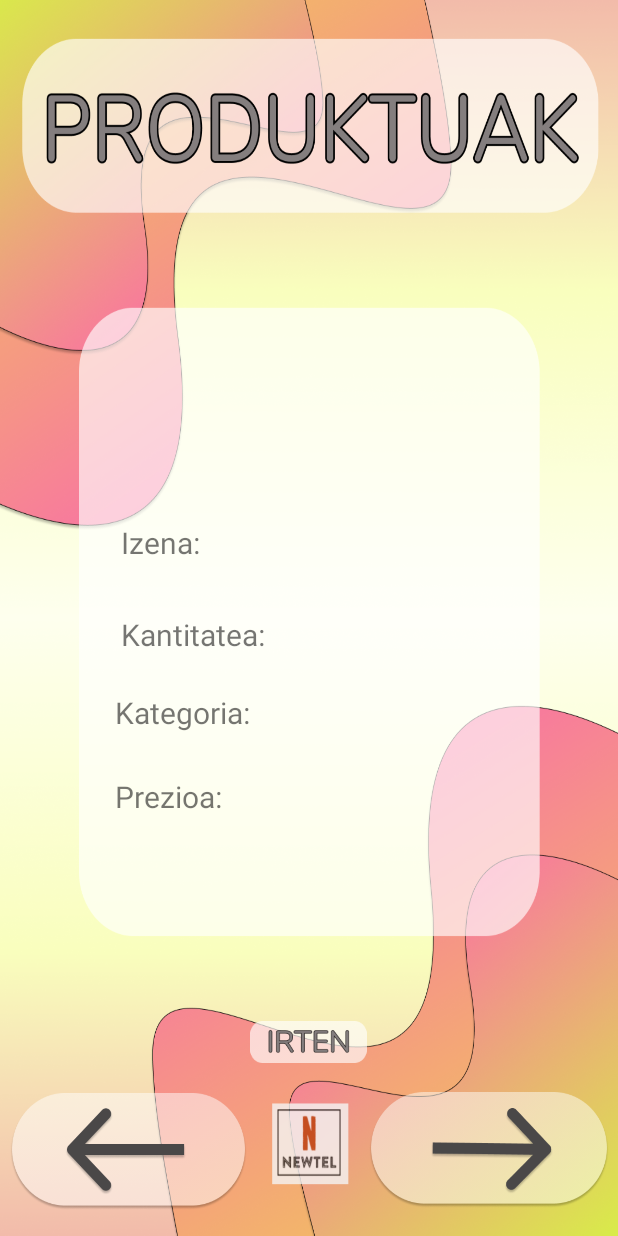
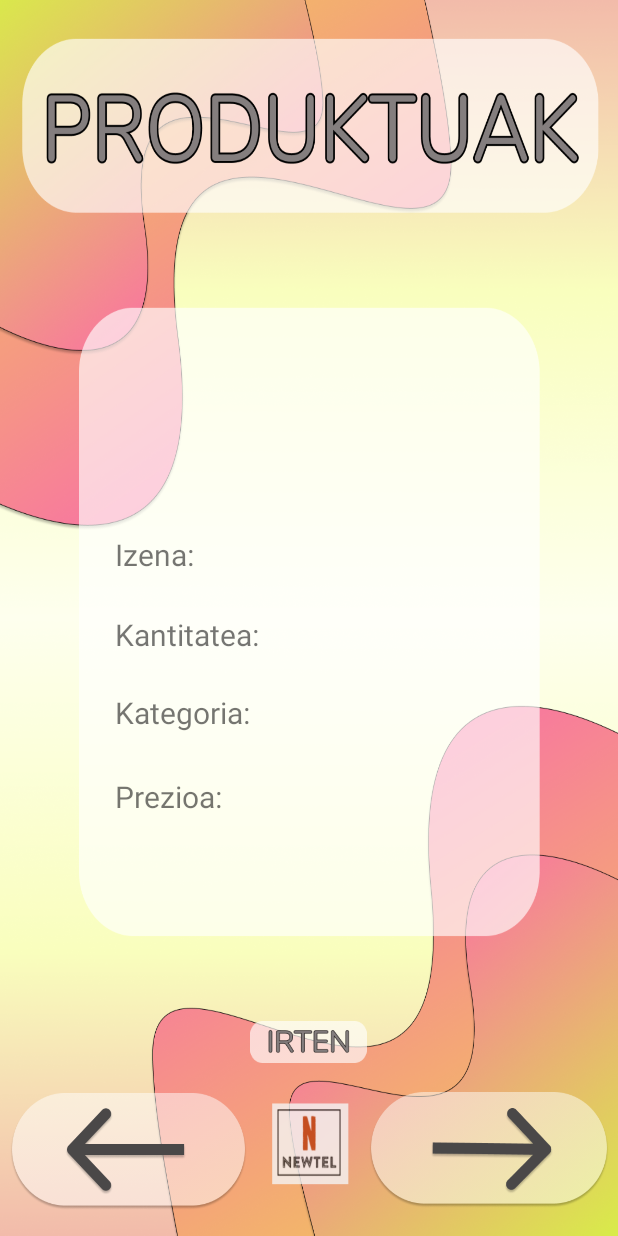
Before and after one commit to MaitaneG/DordokaRazing, an Android app: the layout fragment_second.xml on its own in the app's theme, with its tools: preview values and no code run, on a phone screen of 412 x 824 dp. Run offline under Robolectric (Android 15) with nearby library versions, the light colour scheme and no system bars.

Commit message:
Cambios pequeños

```diff
--- a/NewTelApp/app/src/main/res/layout/fragment_second.xml
+++ b/NewTelApp/app/src/main/res/layout/fragment_second.xml
@@ -50,17 +50,6 @@
     <!-- Produktua izena TextView -->
 
     <!-- Produktuaren izena agertzen da -->
-    <TextView
-        android:id="@+id/textViewIzena"
-        android:layout_width="wrap_content"
-        android:layout_height="wrap_content"
-        android:layout_marginStart="76dp"
-        android:text=" Izena: "
-        android:textSize="20sp"
-        app:layout_constraintBottom_toBottomOf="parent"
-        app:layout_constraintStart_toStartOf="parent"
-        app:layout_constraintTop_toTopOf="parent"
-        app:layout_constraintVertical_bias="0.437" />
 
     <!-- Produktua kategoria TextView -->
 
@@ -69,10 +58,22 @@
     <!-- Produktua prezioa TextView -->
 
     <TextView
+        android:id="@+id/textViewIzena"
+        android:layout_width="wrap_content"
+        android:layout_height="wrap_content"
+        android:layout_marginStart="72dp"
+        android:text=" Izena: "
+        android:textSize="20sp"
+        app:layout_constraintBottom_toBottomOf="parent"
+        app:layout_constraintStart_toStartOf="parent"
+        app:layout_constraintTop_toTopOf="parent"
+        app:layout_constraintVertical_bias="0.447" />
+
+    <TextView
         android:id="@+id/textViewIzena2"
         android:layout_width="wrap_content"
         android:layout_height="wrap_content"
-        android:layout_marginStart="76dp"
+        android:layout_marginStart="72dp"
         android:text=" Kantitatea: "
         android:textSize="20sp"
         app:layout_constraintBottom_toBottomOf="parent"
@@ -87,10 +88,10 @@
         android:textSize="20sp"
         app:layout_constraintBottom_toBottomOf="parent"
         app:layout_constraintEnd_toEndOf="parent"
-        app:layout_constraintHorizontal_bias="0.055"
+        app:layout_constraintHorizontal_bias="0.068"
         app:layout_constraintStart_toEndOf="@+id/textViewIzena"
         app:layout_constraintTop_toTopOf="parent"
-        app:layout_constraintVertical_bias="0.437" />
+        app:layout_constraintVertical_bias="0.447" />
 
     <TextView
         android:id="@+id/textViewKantitateaInfo"
```
